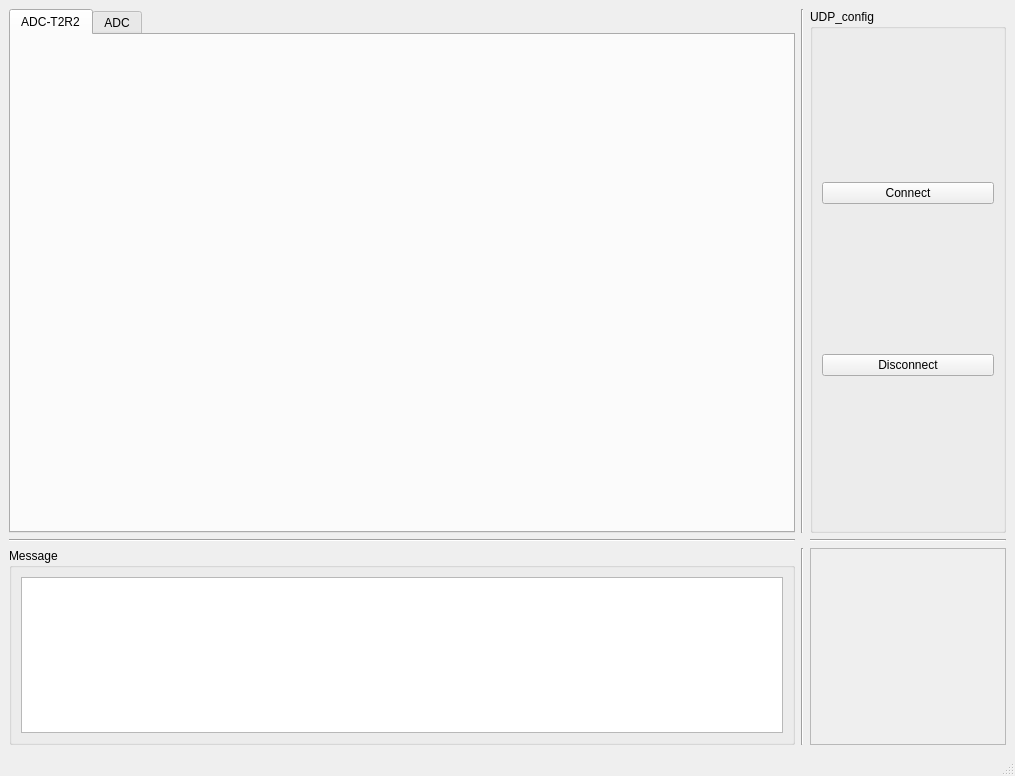
The window that Radar_UDP.ui (CruzeOliver/Andar_Radar_UDP) describes before a commit, drawn with Qt 5.
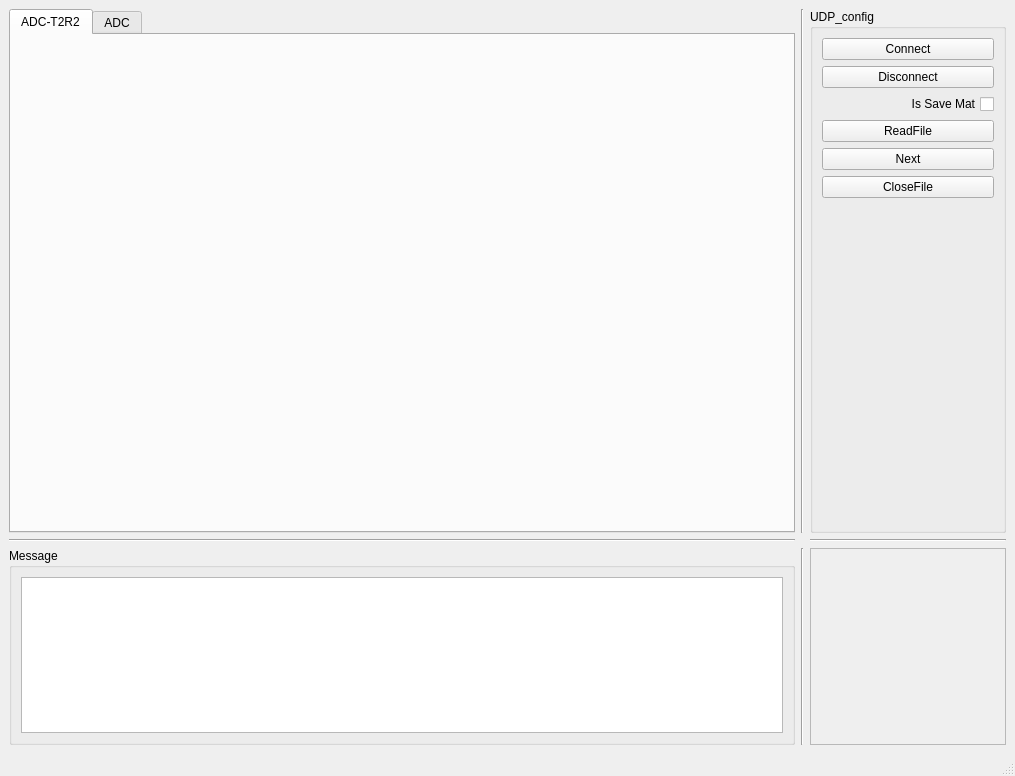
The same window after the commit.

Diff of the .ui file:
```diff
--- a/Radar_UDP.ui
+++ b/Radar_UDP.ui
@@ -42,7 +42,48 @@
         </widget>
        </item>
        <item>
-        <layout class="QVBoxLayout" name="verticalLayout_3"/>
+        <widget class="QCheckBox" name="checkBox_IsSave">
+         <property name="layoutDirection">
+          <enum>Qt::RightToLeft</enum>
+         </property>
+         <property name="text">
+          <string>Is Save Mat</string>
+         </property>
+        </widget>
+       </item>
+       <item>
+        <widget class="QPushButton" name="pushButton_ReadFile">
+         <property name="text">
+          <string>ReadFile</string>
+         </property>
+        </widget>
+       </item>
+       <item>
+        <widget class="QPushButton" name="pushButton_Next">
+         <property name="text">
+          <string>Next</string>
+         </property>
+        </widget>
+       </item>
+       <item>
+        <widget class="QPushButton" name="pushButton_CloseFile">
+         <property name="text">
+          <string>CloseFile</string>
+         </property>
+        </widget>
+       </item>
+       <item>
+        <spacer name="verticalSpacer">
+         <property name="orientation">
+          <enum>Qt::Vertical</enum>
+         </property>
+         <property name="sizeHint" stdset="0">
+          <size>
+           <width>20</width>
+           <height>40</height>
+          </size>
+         </property>
+        </spacer>
        </item>
       </layout>
      </widget>
```
Left out of the diff: 51 changed lines with no effect on the pictures.
